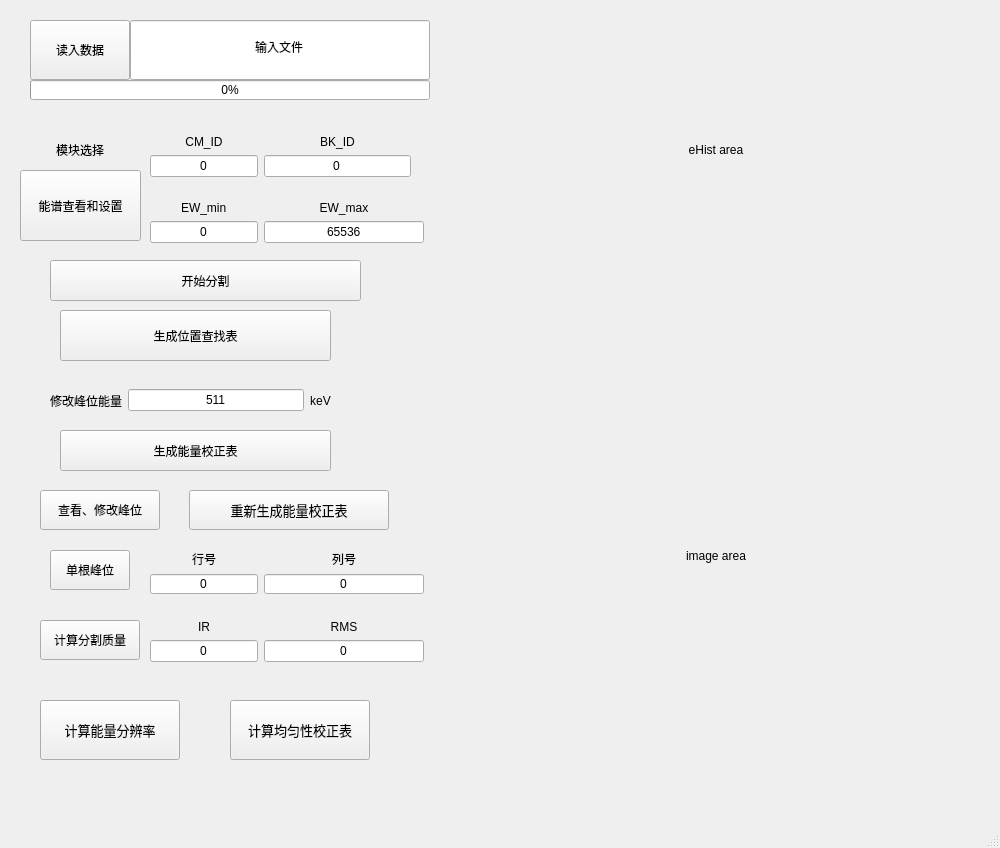
woolaman/CPM_Project, file Mainwindow.ui: the form before one commit.
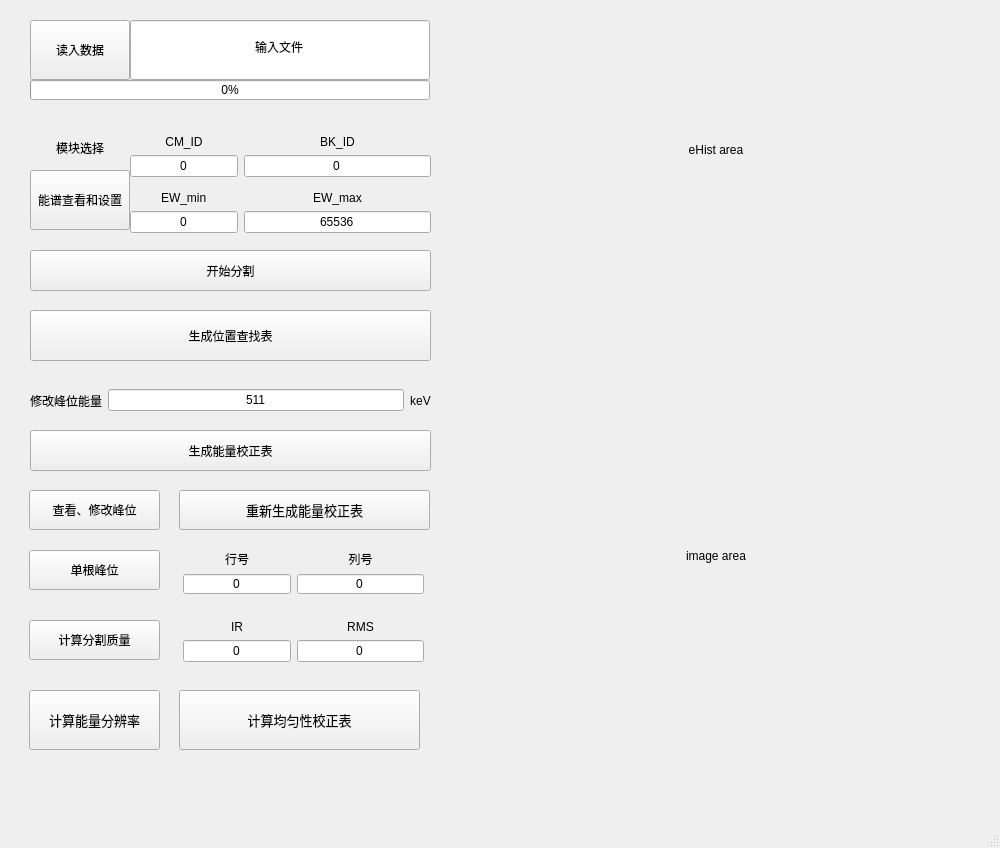
The form after the commit. Custom widgets are drawn as their Qt base class.

Patch:
```diff
--- a/Mainwindow.ui
+++ b/Mainwindow.ui
@@ -46,10 +46,10 @@
    <widget class="QPushButton" name="pushButton_setEW">
     <property name="geometry">
      <rect>
-      <x>20</x>
+      <x>30</x>
       <y>170</y>
-      <width>121</width>
-      <height>71</height>
+      <width>100</width>
+      <height>60</height>
      </rect>
     </property>
     <property name="text">
@@ -62,7 +62,7 @@
       <x>40</x>
       <y>130</y>
       <width>80</width>
-      <height>40</height>
+      <height>36</height>
      </rect>
     </property>
     <property name="text">
@@ -75,9 +75,9 @@
    <widget class="QPushButton" name="pushButton_segment">
     <property name="geometry">
      <rect>
-      <x>50</x>
-      <y>260</y>
-      <width>311</width>
+      <x>30</x>
+      <y>250</y>
+      <width>401</width>
       <height>41</height>
      </rect>
     </property>
@@ -88,9 +88,9 @@
    <widget class="QPushButton" name="pushButton_genPositionLUT">
     <property name="geometry">
      <rect>
-      <x>60</x>
+      <x>30</x>
       <y>310</y>
-      <width>271</width>
+      <width>401</width>
       <height>51</height>
      </rect>
     </property>
@@ -101,9 +101,9 @@
    <widget class="QPushButton" name="pushButton_genEnergyLUT">
     <property name="geometry">
      <rect>
-      <x>60</x>
+      <x>30</x>
       <y>430</y>
-      <width>271</width>
+      <width>401</width>
       <height>41</height>
      </rect>
     </property>
@@ -114,9 +114,9 @@
    <widget class="QPushButton" name="pushButton_calPeaks">
     <property name="geometry">
      <rect>
-      <x>40</x>
+      <x>29</x>
       <y>490</y>
-      <width>120</width>
+      <width>131</width>
       <height>40</height>
      </rect>
     </property>
@@ -127,9 +127,9 @@
    <widget class="QPushButton" name="pushButton_calOnePeak">
     <property name="geometry">
      <rect>
-      <x>50</x>
+      <x>29</x>
       <y>550</y>
-      <width>80</width>
+      <width>131</width>
       <height>40</height>
      </rect>
     </property>
@@ -140,9 +140,9 @@
    <widget class="QWidget" name="layoutWidget1">
     <property name="geometry">
      <rect>
-      <x>150</x>
+      <x>183</x>
       <y>550</y>
-      <width>274</width>
+      <width>241</width>
       <height>44</height>
      </rect>
     </property>
@@ -198,9 +198,9 @@
    <widget class="QWidget" name="layoutWidget2">
     <property name="geometry">
      <rect>
-      <x>150</x>
+      <x>130</x>
       <y>120</y>
-      <width>261</width>
+      <width>301</width>
       <height>71</height>
      </rect>
     </property>
@@ -256,9 +256,9 @@
    <widget class="QWidget" name="layoutWidget3">
     <property name="geometry">
      <rect>
-      <x>150</x>
-      <y>200</y>
-      <width>274</width>
+      <x>130</x>
+      <y>190</y>
+      <width>301</width>
       <height>44</height>
      </rect>
     </property>
@@ -362,9 +362,9 @@
    <widget class="QPushButton" name="pushButton_calSegFOM">
     <property name="geometry">
      <rect>
-      <x>40</x>
+      <x>29</x>
       <y>620</y>
-      <width>100</width>
+      <width>131</width>
       <height>40</height>
      </rect>
     </property>
@@ -375,9 +375,9 @@
    <widget class="QWidget" name="layoutWidget1_2">
     <property name="geometry">
      <rect>
-      <x>150</x>
+      <x>183</x>
       <y>620</y>
-      <width>274</width>
+      <width>241</width>
       <height>51</height>
      </rect>
     </property>
@@ -433,9 +433,9 @@
    <widget class="QPushButton" name="pushButton_writePeaks">
     <property name="geometry">
      <rect>
-      <x>189</x>
+      <x>179</x>
       <y>490</y>
-      <width>200</width>
+      <width>251</width>
       <height>40</height>
      </rect>
     </property>
@@ -451,9 +451,9 @@
    <widget class="QPushButton" name="pushButton_calEnergyResolution">
     <property name="geometry">
      <rect>
-      <x>40</x>
-      <y>700</y>
-      <width>140</width>
+      <x>29</x>
+      <y>690</y>
+      <width>131</width>
       <height>60</height>
      </rect>
     </property>
@@ -469,9 +469,9 @@
    <widget class="QWidget" name="layoutWidget">
     <property name="geometry">
      <rect>
-      <x>50</x>
+      <x>30</x>
       <y>380</y>
-      <width>281</width>
+      <width>401</width>
       <height>41</height>
      </rect>
     </property>
@@ -511,9 +511,9 @@
    <widget class="QPushButton" name="pushButton_calUniformity">
     <property name="geometry">
      <rect>
-      <x>230</x>
-      <y>700</y>
-      <width>140</width>
+      <x>179</x>
+      <y>690</y>
+      <width>241</width>
       <height>60</height>
      </rect>
     </property>
```
